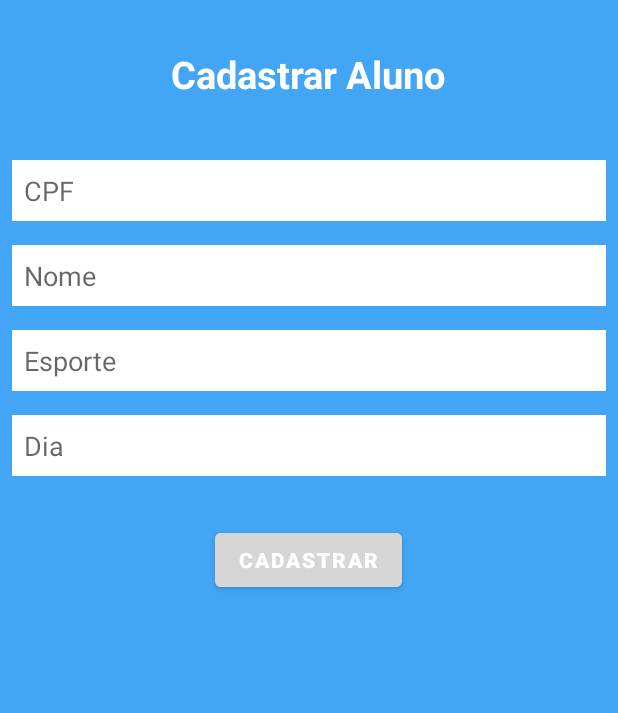
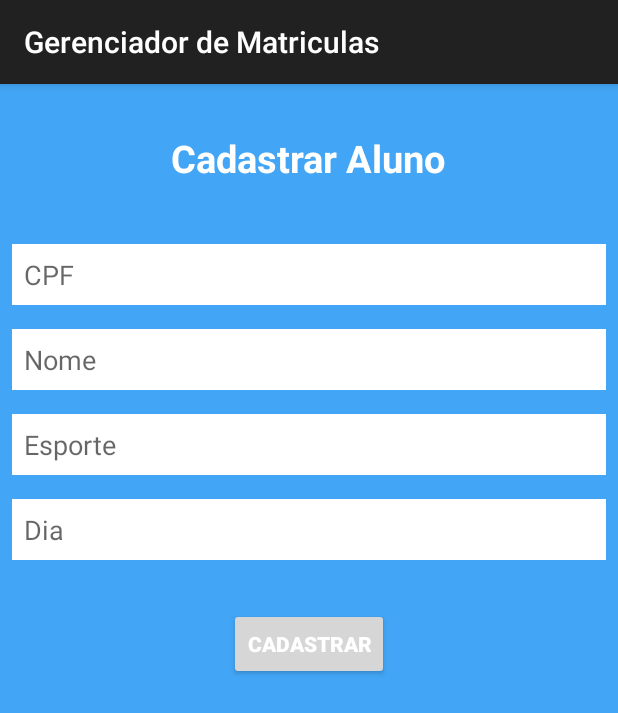
Before and after one commit to JvAvelar/app-gerenciador-matriculas, an Android app: the screen it shows after launch (AddActivity), after a tap on an icon or button, on a phone screen of 412 x 824 dp. Shown: the top 713 px of the screen. Run offline under Robolectric (Android 15) with nearby library versions, the phone set to English and light mode, and no system bars; our stand-ins replace Room's generated code.

Commit message:
Implementação: Alterado o tema para light no themes.xml, onde fez com que o icone de add ficasse branco

```diff
--- a/app/src/main/res/values/themes.xml
+++ b/app/src/main/res/values/themes.xml
@@ -1,6 +1,6 @@
 <resources xmlns:tools="http://schemas.android.com/tools">
     <!-- Base application theme. -->
-    <style name="Base.Theme.GerenciadorDeMatriculas" parent="Theme.MaterialComponents.DayNight.NoActionBar">
+    <style name="Base.Theme.GerenciadorDeMatriculas" parent="Theme.MaterialComponents.Light.DarkActionBar.Bridge">
         <!-- Customize your light theme here. -->
 
 <!--        "Theme.MaterialComponents.DayNight.DarkActionBar"-->
```
